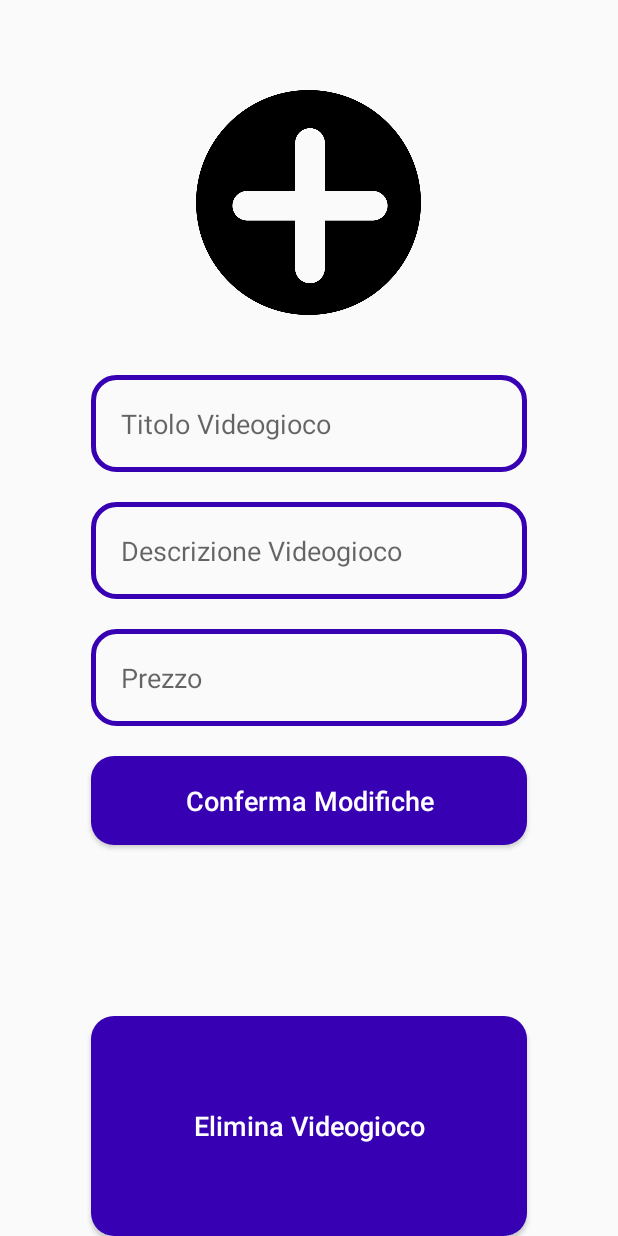
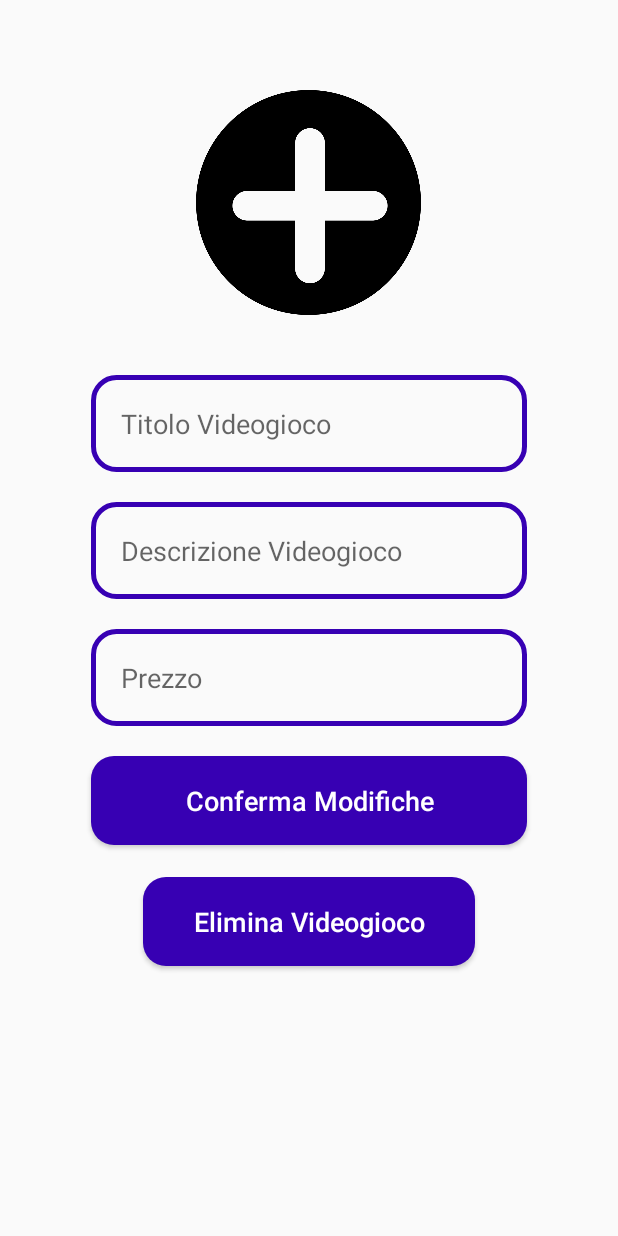
Before and after one commit to nonamepromo/Android-Ecom, an Android app: the AdminEditGameActivity screen opened directly, with no data from a screen before it, after a tap on "Elimina Videogioco", on a phone screen of 412 x 824 dp. Run offline under Robolectric (Android 15) with nearby library versions, the phone set to English and light mode, and no system bars; our stand-ins replace Firebase (no records; nobody signed in at launch, a user with empty details on screens opened directly), Picasso; pictures from the network do not load.

Commit message:
Possibilità di eliminare un prodotto per Admin

```diff
--- a/app/src/main/java/com/example/justplay/AdminAddNewProductActivity.java
+++ b/app/src/main/java/com/example/justplay/Admin/AdminAddNewProductActivity.java
@@ -1,4 +1,4 @@
-package com.example.justplay;
+package com.example.justplay.Admin;
 
 import androidx.annotation.NonNull;
 import androidx.annotation.Nullable;
@@ -15,6 +15,7 @@ import android.widget.EditText;
 import android.widget.ImageView;
 import android.widget.Toast;
 
+import com.example.justplay.R;
 import com.google.android.gms.tasks.Continuation;
 import com.google.android.gms.tasks.OnCompleteListener;
 import com.google.android.gms.tasks.OnFailureListener;
--- a/app/src/main/java/com/example/justplay/AdminCategoryActivity.java
+++ b/app/src/main/java/com/example/justplay/Admin/AdminCategoryActivity.java
@@ -1,4 +1,4 @@
-package com.example.justplay;
+package com.example.justplay.Admin;
 
 import androidx.appcompat.app.AppCompatActivity;
 
@@ -7,6 +7,10 @@ import android.os.Bundle;
 import android.view.View;
 import android.widget.Button;
 import android.widget.ImageView;
+
+import com.example.justplay.HomeActivity;
+import com.example.justplay.MainActivity;
+import com.example.justplay.R;
 
 public class AdminCategoryActivity extends AppCompatActivity {
 
--- a/app/src/main/java/com/example/justplay/AdminEditGameActivity.java
+++ b/app/src/main/java/com/example/justplay/Admin/AdminEditGameActivity.java
@@ -1,4 +1,4 @@
-package com.example.justplay;
+package com.example.justplay.Admin;
 
 import androidx.annotation.NonNull;
 import androidx.appcompat.app.AppCompatActivity;
@@ -11,6 +11,7 @@ import android.widget.EditText;
 import android.widget.ImageView;
 import android.widget.Toast;
 
+import com.example.justplay.R;
 import com.google.android.gms.tasks.OnCompleteListener;
 import com.google.android.gms.tasks.Task;
 import com.google.firebase.database.DataSnapshot;
@@ -69,6 +70,9 @@ public class AdminEditGameActivity extends AppCompatActivity {
         gamesRef.removeValue().addOnCompleteListener(new OnCompleteListener<Void>() {
             @Override
             public void onComplete(@NonNull Task<Void> task) {
+                Intent intent = new Intent(AdminEditGameActivity.this, AdminEditGameActivity.class);
+                startActivity(intent);
+                finish();
                 Toast.makeText(AdminEditGameActivity.this, "Videogioco eliminato con successo", Toast.LENGTH_SHORT).show();
             }
         });
--- a/app/src/main/java/com/example/justplay/AdminNewOrdersActivity.java
+++ b/app/src/main/java/com/example/justplay/Admin/AdminNewOrdersActivity.java
@@ -1,4 +1,4 @@
-package com.example.justplay;
+package com.example.justplay.Admin;
 
 import androidx.annotation.NonNull;
 import androidx.appcompat.app.AlertDialog;
@@ -17,6 +17,7 @@ import android.widget.Button;
 import android.widget.TextView;
 
 import com.example.justplay.Model.AdminOrders;
+import com.example.justplay.R;
 import com.firebase.ui.database.FirebaseRecyclerAdapter;
 import com.firebase.ui.database.FirebaseRecyclerOptions;
 import com.google.firebase.database.DatabaseReference;
--- a/app/src/main/java/com/example/justplay/AdminUserGamesActivity.java
+++ b/app/src/main/java/com/example/justplay/Admin/AdminUserGamesActivity.java
@@ -1,4 +1,4 @@
-package com.example.justplay;
+package com.example.justplay.Admin;
 
 import androidx.annotation.NonNull;
 import androidx.appcompat.app.AppCompatActivity;
@@ -11,6 +11,7 @@ import android.view.View;
 import android.view.ViewGroup;
 
 import com.example.justplay.Model.Cart;
+import com.example.justplay.R;
 import com.example.justplay.ViewHolder.CartViewHolder;
 import com.firebase.ui.database.FirebaseRecyclerAdapter;
 import com.firebase.ui.database.FirebaseRecyclerOptions;
--- a/app/src/main/java/com/example/justplay/HomeActivity.java
+++ b/app/src/main/java/com/example/justplay/HomeActivity.java
@@ -11,12 +11,12 @@ import android.widget.TextView;
 
 import androidx.appcompat.widget.Toolbar;
 
+import com.example.justplay.Admin.AdminEditGameActivity;
 import com.example.justplay.Model.Games;
 import com.example.justplay.Prevalent.Prevalent;
 import com.example.justplay.ViewHolder.GameViewHolder;
 import com.firebase.ui.database.FirebaseRecyclerAdapter;
 import com.firebase.ui.database.FirebaseRecyclerOptions;
-import com.google.android.material.snackbar.Snackbar;
 import com.google.android.material.navigation.NavigationView;
 
 import androidx.annotation.NonNull;
--- a/app/src/main/java/com/example/justplay/LoginActivity.java
+++ b/app/src/main/java/com/example/justplay/LoginActivity.java
@@ -13,6 +13,7 @@ import android.widget.EditText;
 import android.widget.TextView;
 import android.widget.Toast;
 
+import com.example.justplay.Admin.AdminCategoryActivity;
 import com.example.justplay.Model.Users;
 import com.example.justplay.Prevalent.Prevalent;
 import com.google.firebase.database.DataSnapshot;
--- a/app/src/main/res/layout/activity_admin_add_new_product.xml
+++ b/app/src/main/res/layout/activity_admin_add_new_product.xml
@@ -4,7 +4,7 @@
     xmlns:tools="http://schemas.android.com/tools"
     android:layout_width="match_parent"
     android:layout_height="match_parent"
-    tools:context=".AdminAddNewProductActivity">
+    tools:context=".Admin.AdminAddNewProductActivity">
 
     <ImageView
         android:id="@+id/select_game_image"
--- a/app/src/main/res/layout/activity_admin_category.xml
+++ b/app/src/main/res/layout/activity_admin_category.xml
@@ -4,7 +4,7 @@
     xmlns:tools="http://schemas.android.com/tools"
     android:layout_width="match_parent"
     android:layout_height="match_parent"
-    tools:context=".AdminCategoryActivity">
+    tools:context=".Admin.AdminCategoryActivity">
 
     <TextView
         android:id="@+id/slogan_category"
--- a/app/src/main/res/layout/activity_admin_edit_game.xml
+++ b/app/src/main/res/layout/activity_admin_edit_game.xml
@@ -8,7 +8,7 @@
     android:layout_marginStart="15dp"
     android:layout_marginEnd="15dp"
     app:cardElevation="15dp"
-    tools:context=".AdminEditGameActivity">
+    tools:context=".Admin.AdminEditGameActivity">
 
      <ImageView
         android:id="@+id/edit_game_image"
@@ -76,14 +76,13 @@
 
     <Button
         android:id="@+id/delete_game"
-        android:layout_width="match_parent"
+        android:layout_width="223dp"
         android:layout_height="wrap_content"
         android:layout_below="@id/edit_apply_changes"
-        android:layout_alignParentBottom="true"
-        android:layout_marginLeft="45dp"
-        android:layout_marginTop="84dp"
-        android:layout_marginRight="45dp"
-        android:layout_marginBottom="30dp"
+        android:layout_marginLeft="80dp"
+        android:layout_marginTop="21dp"
+        android:layout_marginRight="80dp"
+        android:layout_marginBottom="60dp"
         android:background="@drawable/buttons"
         android:padding="17dp"
         android:text="Elimina Videogioco"
--- a/app/src/main/res/layout/activity_admin_new_orders.xml
+++ b/app/src/main/res/layout/activity_admin_new_orders.xml
@@ -4,7 +4,7 @@
     xmlns:tools="http://schemas.android.com/tools"
     android:layout_width="match_parent"
     android:layout_height="match_parent"
-    tools:context=".AdminNewOrdersActivity">
+    tools:context=".Admin.AdminNewOrdersActivity">
 
     <RelativeLayout
         android:id="@+id/relativeOrder"
--- a/app/src/main/res/layout/activity_admin_user_games.xml
+++ b/app/src/main/res/layout/activity_admin_user_games.xml
@@ -4,7 +4,7 @@
     xmlns:tools="http://schemas.android.com/tools"
     android:layout_width="match_parent"
     android:layout_height="match_parent"
-    tools:context=".AdminUserGamesActivity">
+    tools:context=".Admin.AdminUserGamesActivity">
 
     <RelativeLayout
     android:id="@+id/relativeOrder2"
```
Also changed, not shown: app/src/main/AndroidManifest.xml (+5 -5 lines).
